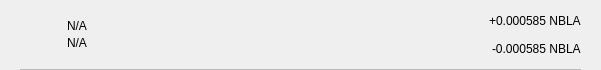
Above: src/qt/nebulaproject/forms/txrow.ui from Nebula-Coin/nebula-project-coin before the change. Below: the same form after it.
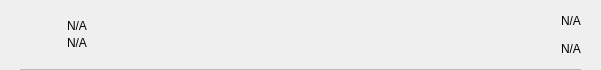
That is the form after the change.

```diff
--- a/src/qt/nebulaproject/forms/txrow.ui
+++ b/src/qt/nebulaproject/forms/txrow.ui
@@ -159,7 +159,7 @@
                <string notr="true"/>
               </property>
               <property name="text">
-               <string>+0.000585 NBLA</string>
+               <string notr="true">N/A</string>
               </property>
              </widget>
             </item>
@@ -169,7 +169,7 @@
                <string notr="true"/>
               </property>
               <property name="text">
-               <string>-0.000585 NBLA</string>
+               <string notr="true">N/A</string>
               </property>
              </widget>
             </item>
```
Left out of the diff: 2 changed lines with no effect on the pictures.
